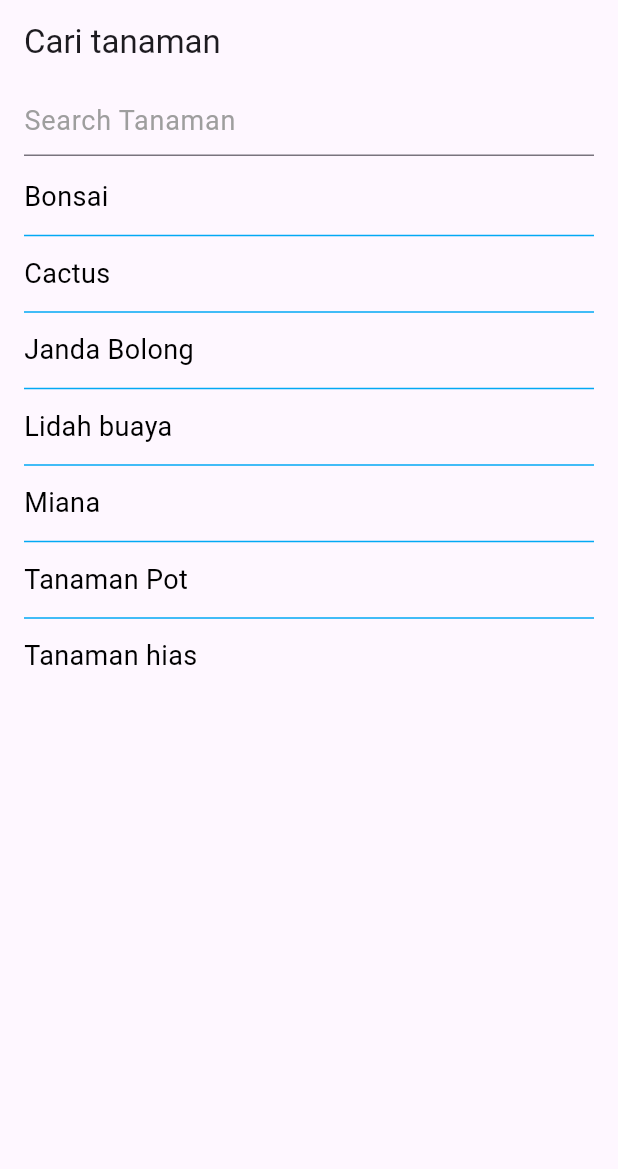
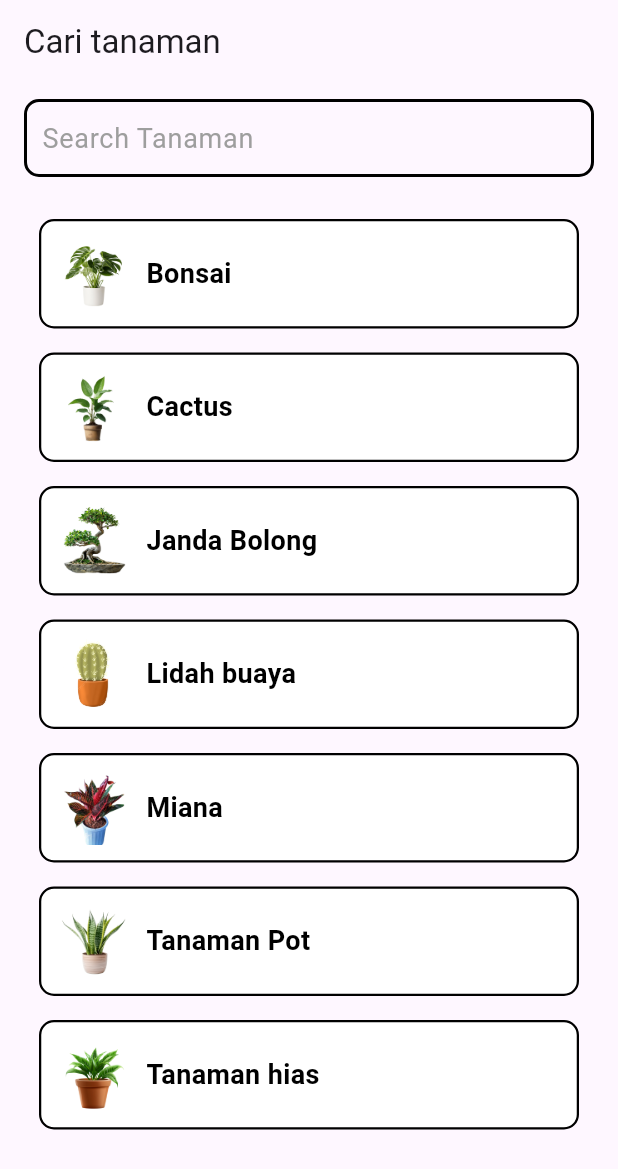
Before and after one commit to akaz-cyber/Tugas-fluuter_pemogramana-web-2_ajri-muhammad-sidiq, a Flutter app: the Searchcontroller screen opened directly, on a phone screen of 412 x 824 dp. Shown: the top 1169 px of the screen. Run offline on Flutter 3.47's test engine with Material 3 defaults, Android fonts, the light colour scheme and no system bars; our stand-ins replace circular_profile_avatar, fluttertoast; missing offline and left inert: floaty_nav_bar.

Commit message:
mengganti tampilan search controller

```diff
--- a/lib/searchController.dart
+++ b/lib/searchController.dart
@@ -49,29 +49,46 @@ class _SearchcontrollerState extends State<Searchcontroller> {
       }
     }
   }
-
+@override
 Widget createListView(List<String> list) {
   return Expanded(
-      child: ListView.separated(
+    child: ListView.builder(
       itemCount: list.length,
       itemBuilder: (BuildContext context, int index) {
         return Container(
-            height: 35,
-            child: Align(
-              alignment: Alignment.centerLeft,
+          margin: const EdgeInsets.symmetric(vertical: 8, horizontal: 10),
+          padding: const EdgeInsets.all(10),
+          decoration: BoxDecoration(
+            color: Colors.white,
+            border: Border.all(
+              color: Colors.black,
+              width: 1.5,
+            ),
+            borderRadius: BorderRadius.circular(10),
+          ),
+          child: Row(
+            children: [
+              Container(
+                margin: const EdgeInsets.only(right: 10),
+                child: Image.asset(
+                  "assets/images/tanaman/${index + 1}.png",
+                  height: 50,
+                  width: 50,
+                  fit: BoxFit.cover,
+                ),
+              ),
+              Expanded(
                 child: Text(
                   list[index],
                   style: const TextStyle(
+                    fontSize: 18,
                     color: Colors.black,
-                  fontSize: 18,
+                    fontWeight: FontWeight.bold,
                   ),
                 ),
               ),
-          );
-        },
-        separatorBuilder: (BuildContext context, int index) {
-          return const Divider(
-            color: Colors.lightBlue,
+            ],
+          ),
         );
       },
     ),
@@ -89,9 +106,20 @@ class _SearchcontrollerState extends State<Searchcontroller> {
       padding: const EdgeInsets.symmetric(horizontal: 16),
       child: Column(
         children: [
-            TextField(
+          Container(
+            margin: const EdgeInsets.only(top: 10, bottom: 10),
+            padding: const EdgeInsets.symmetric(horizontal: 10),
+            decoration: BoxDecoration(
+              border: Border.all(
+                color: Colors.black,
+                width: 2.0,
+              ),
+              borderRadius: BorderRadius.circular(10),
+            ),
+            child: TextField(
               controller: searchControl,
               decoration: const InputDecoration(
+                border: InputBorder.none,
                 hintText: "Search Tanaman",
                 hintStyle: TextStyle(
                   color: Colors.grey,
@@ -99,6 +127,7 @@ class _SearchcontrollerState extends State<Searchcontroller> {
                 ),
               ),
               textAlign: TextAlign.left,
+            ),
           ),
           const SizedBox(height: 10),
           createListView(filteredList),
```
Lines whose indentation alone changed are shown as unchanged.
